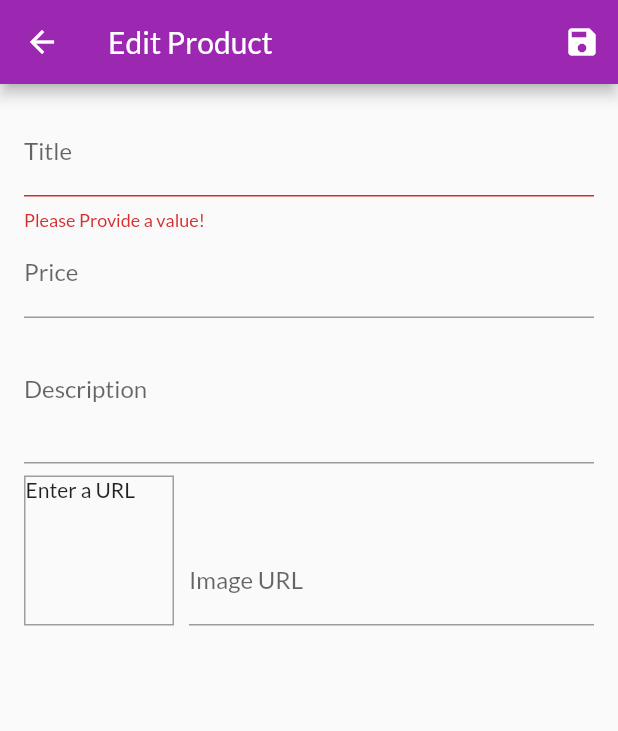
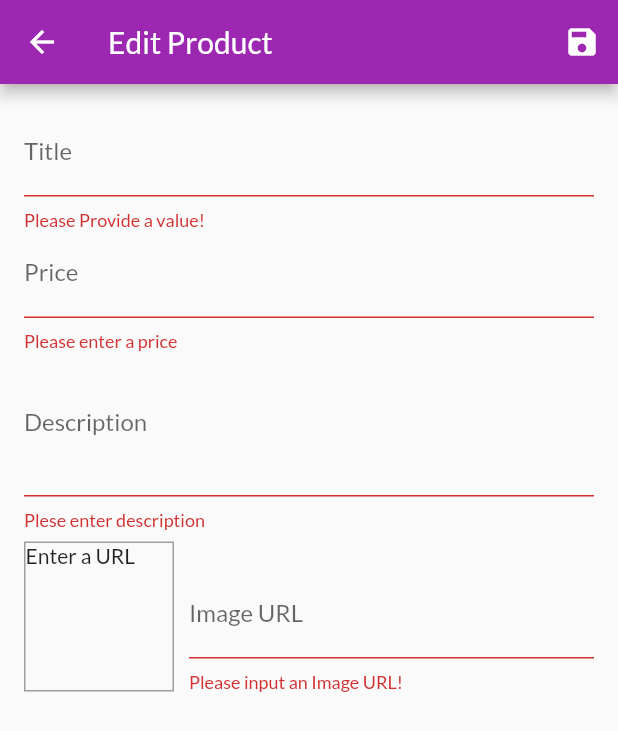
Before and after one commit to adamprabowo/MyShop, a Flutter app: the EditProductScreen screen opened by its route, after a tap on the "save" icon, on a phone screen of 412 x 824 dp. Shown: the top 731 px of the screen. Run offline on Flutter 3.47's test engine with Material 2 defaults, Android fonts, the phone set to English and light mode, and no system bars; network calls fail.

Commit message:
Adding Validation to All Input

```diff
--- a/lib/screens/edit_product_screen.dart
+++ b/lib/screens/edit_product_screen.dart
@@ -41,6 +41,13 @@ class _EditProductScreenState extends State<EditProductScreen> {
 
   void _updateImageUrl() {
     if (!_imageUrlFocusNode.hasFocus) {
+      if ((!_imageUrlController.text.startsWith('http') &&
+              !_imageUrlController.text.startsWith('https')) ||
+          (!_imageUrlController.text.endsWith('png') &&
+              !_imageUrlController.text.endsWith('jpg') &&
+              !_imageUrlController.text.endsWith('jpeg'))) {
+        return;
+      }
       setState(() {});
     }
   }
@@ -105,6 +112,18 @@ class _EditProductScreenState extends State<EditProductScreen> {
                 onFieldSubmitted: (_) {
                   FocusScope.of(context).requestFocus(_descriptionFocusNode);
                 },
+                validator: (value) {
+                  if (value.isEmpty) {
+                    return 'Please enter a price';
+                  }
+                  if (double.tryParse(value) == null) {
+                    return 'Please neter a valid number';
+                  }
+                  if (double.parse(value) < 0) {
+                    return 'Please input number greater than zero';
+                  }
+                  return null;
+                },
                 onSaved: (value) {
                   _editedProduct = Product(
                     title: _editedProduct.title,
@@ -120,6 +139,15 @@ class _EditProductScreenState extends State<EditProductScreen> {
                 maxLines: 3,
                 keyboardType: TextInputType.multiline,
                 focusNode: _descriptionFocusNode,
+                validator: (value) {
+                  if (value.isEmpty) {
+                    return 'Plese enter description';
+                  }
+                  if (value.length < 10) {
+                    return 'Should be at least 10 character';
+                  }
+                  return null;
+                },
                 onSaved: (value) {
                   _editedProduct = Product(
                     title: _editedProduct.title,
@@ -165,6 +193,21 @@ class _EditProductScreenState extends State<EditProductScreen> {
                       onFieldSubmitted: (_) {
                         _saveForm();
                       },
+                      validator: (value) {
+                        if (value.isEmpty) {
+                          return 'Please input an Image URL!';
+                        }
+                        if (!value.startsWith('http') &&
+                            !value.startsWith('https')) {
+                          return 'Please enter a valid URL';
+                        }
+                        if (!value.endsWith('png') &&
+                            !value.endsWith('jpg') &&
+                            !value.endsWith('jpeg')) {
+                          return 'Please input valid image URL';
+                        }
+                        return null;
+                      },
                       onSaved: (value) {
                         _editedProduct = Product(
                           title: _editedProduct.title,
```
